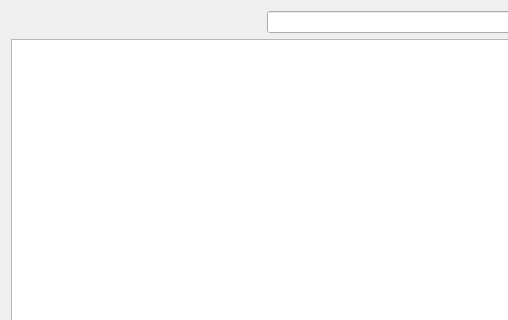
Above: SilkRoute/Base/mdiwidget.ui from kalouantonis/SilkRoute before the change; both pictures show x 0 to 508 and y 0 to 320 of the 620 by 404 pixel window. Below: the same form after it.
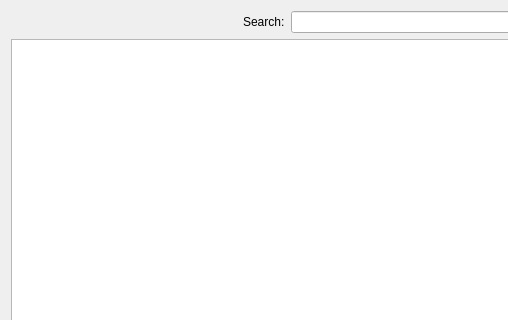
That is the form after the change.

```diff
--- a/SilkRoute/Base/mdiwidget.ui
+++ b/SilkRoute/Base/mdiwidget.ui
@@ -35,6 +35,13 @@
        </property>
       </spacer>
      </item>
+     <item>
+      <widget class="QLabel" name="lblSearch">
+       <property name="text">
+        <string>Search:</string>
+       </property>
+      </widget>
+     </item>
      <item>
       <widget class="QLineEdit" name="txtSearch"/>
      </item>
```
Left out of the diff: 4 changed lines with no effect on the pictures.
